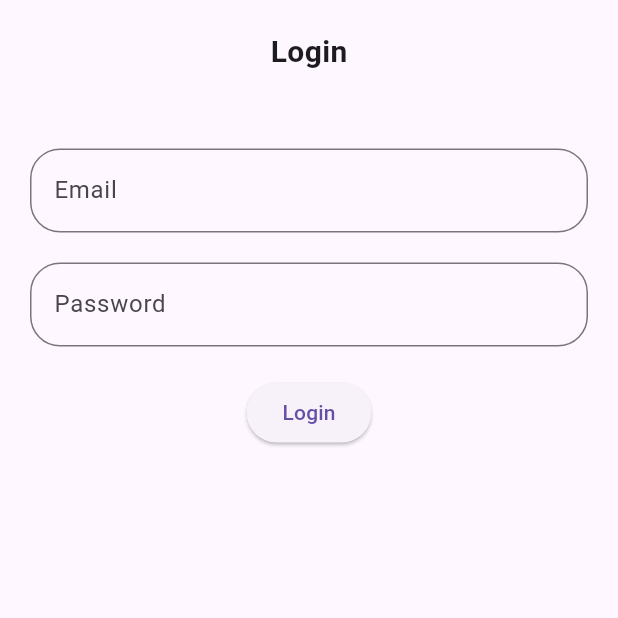
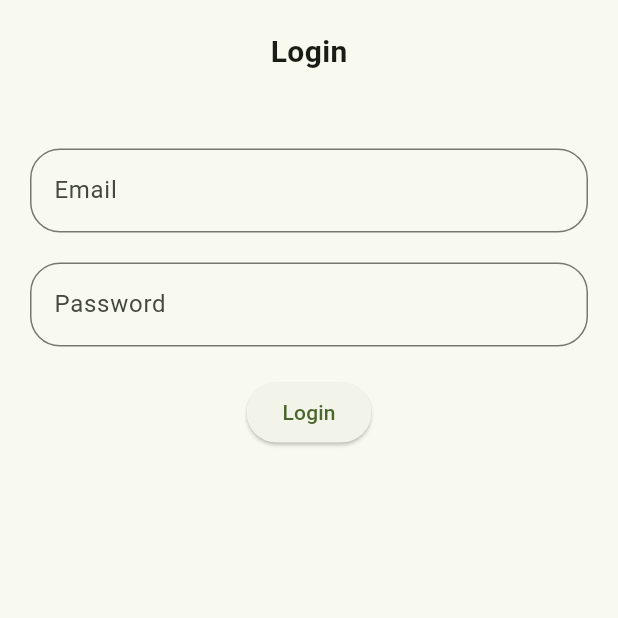
Before and after one commit to edions/flutter_food_ordering, a Flutter app: the screen it shows after launch, on a phone screen of 412 x 824 dp, the top half of it. Run offline on Flutter 3.47's test engine with Material 3 defaults, Android fonts, the light colour scheme and no system bars; our stand-ins replace carousel_slider.

Commit message:
Update main.dart

```diff
--- a/lib/main.dart
+++ b/lib/main.dart
@@ -2,12 +2,29 @@ import 'package:flutter/material.dart';
 import 'package:flutter_food_ordering/pages/login.dart';
 
 void main() {
-  runApp(MaterialApp(
-    home: const LoginPage(),
-    title: "Food Ordering",
-    theme: ThemeData(
-      primarySwatch: Colors.lightGreen,
-    ),
-    debugShowCheckedModeBanner: false,
-  ));
+  runApp(const MyApp());
 }
+
+class MyApp extends StatelessWidget {
+  const MyApp({super.key});
+
+  // This widget is the root of your application.
+  @override
+  Widget build(BuildContext context) {
+    return MaterialApp(
+      title: 'Food Ordering',
+      theme: ThemeData(
+        colorSchemeSeed: Colors.lightGreen,
+        useMaterial3: true,
+        brightness: Brightness.light,
+      ),
+      darkTheme: ThemeData(
+        colorSchemeSeed: Colors.blue,
+        useMaterial3: true,
+        brightness: Brightness.dark,
+      ),
+      home: const LoginPage(),
+      debugShowCheckedModeBanner: false,
+    );
+  }
+}
--- a/pubspec.yaml
+++ b/pubspec.yaml
@@ -47,6 +47,7 @@ dev_dependencies:
   # rules and activating additional ones.
   flutter_lints: ^2.0.0
   carousel_slider: ^4.2.1
+  supabase_flutter: ^2.2.0
 
 # For information on the generic Dart part of this file, see the
 # following page: https://dart.dev/tools/pub/pubspec
```
